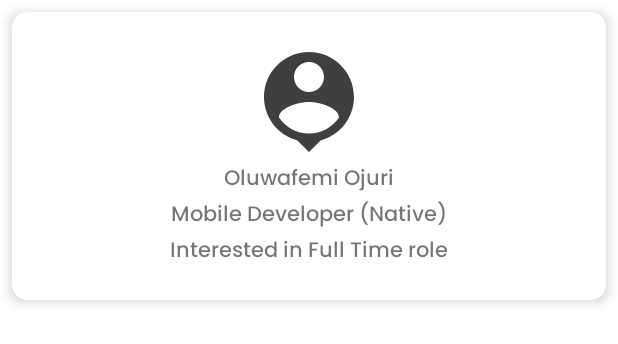
After one commit to dev-juri/FindaDev, an Android app: the layout dev_list.xml on its own in the app's theme, with its tools: preview values and no code run, on a phone screen of 412 x 824 dp. The commit adds this screen. Shown: the top 344 px of the screen. Run offline under Robolectric (Android 15) with nearby library versions, the phone set to English and light mode, and no system bars.

Commit message:
feat: completed UI for main fragment to list developers

```diff
--- /dev/null
+++ b/app/src/main/res/drawable/ic_dev.xml
@@ -0,0 +1,5 @@
+<vector android:height="24dp" android:tint="#3F3F3F"
+    android:viewportHeight="24" android:viewportWidth="24"
+    android:width="24dp" xmlns:android="http://schemas.android.com/apk/res/android">
+    <path android:fillColor="@android:color/white" android:pathData="M12,2c-4.97,0 -9,4.03 -9,9 0,4.17 2.84,7.67 6.69,8.69L12,22l2.31,-2.31C18.16,18.67 21,15.17 21,11c0,-4.97 -4.03,-9 -9,-9zM12,4c1.66,0 3,1.34 3,3s-1.34,3 -3,3 -3,-1.34 -3,-3 1.34,-3 3,-3zM12,18.3c-2.5,0 -4.71,-1.28 -6,-3.22 0.03,-1.99 4,-3.08 6,-3.08 1.99,0 5.97,1.09 6,3.08 -1.29,1.94 -3.5,3.22 -6,3.22z"/>
+</vector>
--- /dev/null
+++ b/app/src/main/res/font/poppins_medium.xml
@@ -0,0 +1,7 @@
+<?xml version="1.0" encoding="utf-8"?>
+<font-family xmlns:app="http://schemas.android.com/apk/res-auto"
+        app:fontProviderAuthority="com.google.android.gms.fonts"
+        app:fontProviderPackage="com.google.android.gms"
+        app:fontProviderQuery="name=Poppins&amp;weight=500"
+        app:fontProviderCerts="@array/com_google_android_gms_fonts_certs">
+</font-family>
--- /dev/null
+++ b/app/src/main/res/layout/dev_list.xml
@@ -0,0 +1,68 @@
+<?xml version="1.0" encoding="utf-8"?>
+<layout xmlns:android="http://schemas.android.com/apk/res/android"
+    xmlns:app="http://schemas.android.com/apk/res-auto"
+    xmlns:tools="http://schemas.android.com/tools">
+
+    <data>
+        <variable
+            name="devOverview"
+            type="com.oluwafemi.findadev.model.Dev" />
+    </data>
+
+    <androidx.cardview.widget.CardView
+        android:layout_width="match_parent"
+        android:layout_height="wrap_content"
+        android:layout_margin="8dp"
+        app:cardCornerRadius="10dp"
+        app:cardElevation="5dp">
+
+        <androidx.constraintlayout.widget.ConstraintLayout
+            android:layout_width="match_parent"
+            android:layout_height="match_parent"
+            android:padding="20dp">
+
+            <ImageView
+                android:layout_width="80dp"
+                android:layout_height="80dp"
+                android:src="@drawable/ic_dev"
+                android:id="@+id/dev_icon"
+                app:layout_constraintStart_toStartOf="parent"
+                app:layout_constraintEnd_toEndOf="parent"
+                app:layout_constraintTop_toTopOf="parent"
+                android:contentDescription="@string/img_desc" />
+
+            <TextView
+                android:id="@+id/dev_name"
+                android:layout_width="wrap_content"
+                android:layout_height="wrap_content"
+                app:fontFamily="@font/poppins_medium"
+                android:text="@{devOverview.fullName}"
+                app:layout_constraintEnd_toEndOf="parent"
+                app:layout_constraintStart_toStartOf="parent"
+                app:layout_constraintTop_toBottomOf="@id/dev_icon"
+                tools:text="Oluwafemi Ojuri" />
+
+            <TextView
+                android:id="@+id/dev_stack"
+                android:layout_width="wrap_content"
+                android:layout_height="wrap_content"
+                android:text="@{devOverview.devStack}"
+                app:fontFamily="@font/poppins_medium"
+                app:layout_constraintEnd_toEndOf="parent"
+                app:layout_constraintStart_toStartOf="parent"
+                app:layout_constraintTop_toBottomOf="@id/dev_name"
+                tools:text="Mobile Developer (Native)" />
+
+            <TextView
+                android:layout_width="wrap_content"
+                android:layout_height="wrap_content"
+                app:fontFamily="@font/poppins_medium"
+                android:text="@{devOverview.jobType}"
+                app:layout_constraintEnd_toEndOf="parent"
+                app:layout_constraintStart_toStartOf="parent"
+                app:layout_constraintTop_toBottomOf="@id/dev_stack"
+                tools:text="Interested in Full Time role" />
+        </androidx.constraintlayout.widget.ConstraintLayout>
+
+    </androidx.cardview.widget.CardView>
+</layout>
--- a/app/src/main/res/values/preloaded_fonts.xml
+++ b/app/src/main/res/values/preloaded_fonts.xml
@@ -2,5 +2,6 @@
 <resources>
     <array name="preloaded_fonts" translatable="false">
         <item>@font/poppins_bold</item>
+        <item>@font/poppins_medium</item>
     </array>
 </resources>
--- a/app/src/main/res/values/strings.xml
+++ b/app/src/main/res/values/strings.xml
@@ -8,5 +8,6 @@
     <string name="email_address">Email Address</string>
     <string name="portfolio_link">Link to portfolio</string>
     <string name="tech_stack">Select your stack</string>
+    <string name="img_desc">Just a placeholder for picture</string>
     <string name="job_type">Select Job type you\'re interested in</string>
 </resources>
```
Also changed, not shown: app/src/main/java/com/oluwafemi/findadev/adapter/DevListAdapter.kt (added, +55 -0 lines), app/src/main/java/com/oluwafemi/findadev/model/Dev.kt (added, +9 -0 lines), app/src/main/java/com/oluwafemi/findadev/ui/MainFragment.kt (+10 -3 lines), app/src/main/java/com/oluwafemi/findadev/util/BindingAdapter.kt (added, +12 -0 lines), app/src/main/res/layout/fragment_main.xml (+19 -8 lines).
